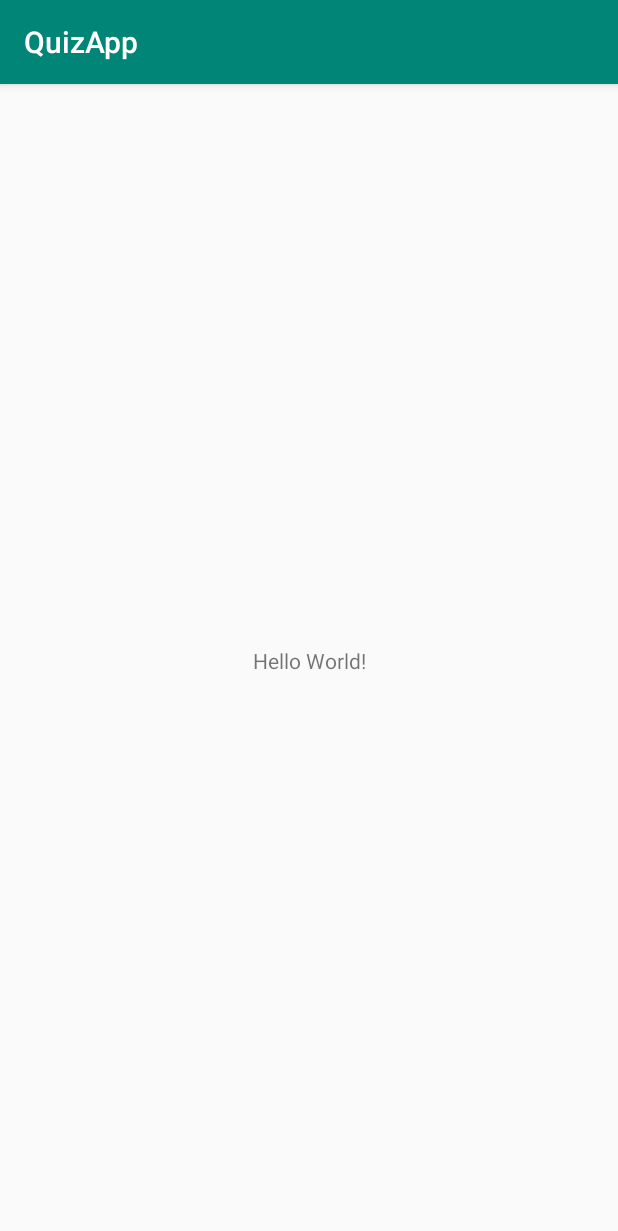
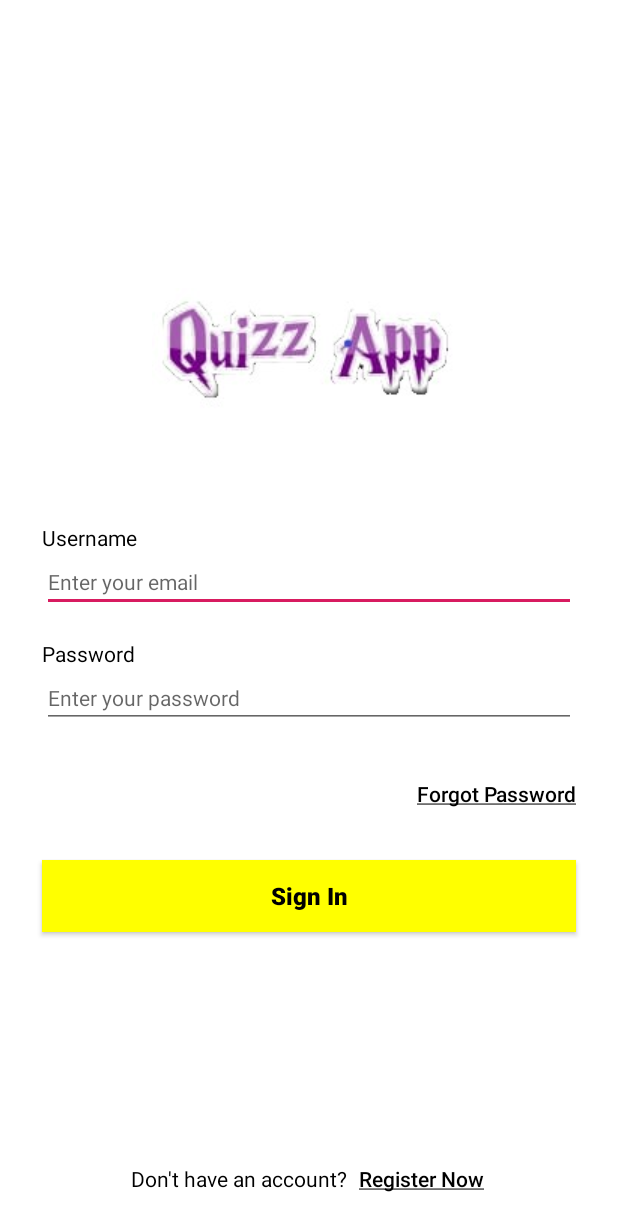
Before and after one commit to ravil1234/QuizApp, an Android app: the screen it shows after launch (MainActivity), on a phone screen of 412 x 824 dp. Shown: the top 1231 px of the screen. Run offline under Robolectric (Android 15) with nearby library versions, the phone set to English and light mode, and no system bars.

Commit message:
login ui done

```diff
--- a/app/build.gradle
+++ b/app/build.gradle
@@ -1,4 +1,5 @@
 apply plugin: 'com.android.application'
+apply plugin: 'com.google.gms.google-services'
 
 android {
     compileSdkVersion 29
@@ -22,6 +23,7 @@ dependencies {
     implementation fileTree(dir: 'libs', include: ['*.jar'])
     implementation 'androidx.appcompat:appcompat:1.0.2'
     implementation 'androidx.constraintlayout:constraintlayout:1.1.3'
+    implementation 'com.google.firebase:firebase-auth:16.0.5'
     testImplementation 'junit:junit:4.12'
     androidTestImplementation 'androidx.test.ext:junit:1.1.0'
     androidTestImplementation 'androidx.test.espresso:espresso-core:3.1.1'
--- a/app/src/main/java/com/example/quizapp/MainActivity.java
+++ b/app/src/main/java/com/example/quizapp/MainActivity.java
@@ -10,5 +10,6 @@ public class MainActivity extends AppCompatActivity {
     protected void onCreate(Bundle savedInstanceState) {
         super.onCreate(savedInstanceState);
         setContentView(R.layout.activity_main);
+        getSupportActionBar().hide();
     }
 }
--- a/app/src/main/res/layout/activity_main.xml
+++ b/app/src/main/res/layout/activity_main.xml
@@ -1,18 +1,131 @@
 <?xml version="1.0" encoding="utf-8"?>
-<androidx.constraintlayout.widget.ConstraintLayout xmlns:android="http://schemas.android.com/apk/res/android"
-    xmlns:app="http://schemas.android.com/apk/res-auto"
+<RelativeLayout
+    xmlns:android="http://schemas.android.com/apk/res/android"
     xmlns:tools="http://schemas.android.com/tools"
     android:layout_width="match_parent"
     android:layout_height="match_parent"
+    android:background="#ffffff"
     tools:context=".MainActivity">
-
+    <RelativeLayout
+        android:layout_width="match_parent"
+        android:layout_centerInParent="true"
+        android:layout_height="wrap_content"
+        >
+        <ImageView
+            android:id="@+id/assets_quiz"
+            android:layout_width="wrap_content"
+            android:layout_height="wrap_content"
+            android:layout_centerHorizontal="true"
+            android:src="@drawable/quiz_app">
+        </ImageView>
     <TextView
+        android:visibility="invisible"
+        android:id="@+id/text_quiz"
+        android:layout_marginTop="@dimen/activity_vertical_margin"
+        android:layout_below="@id/assets_quiz"
         android:layout_width="wrap_content"
         android:layout_height="wrap_content"
-        android:text="Hello World!"
-        app:layout_constraintBottom_toBottomOf="parent"
-        app:layout_constraintLeft_toLeftOf="parent"
-        app:layout_constraintRight_toRightOf="parent"
-        app:layout_constraintTop_toTopOf="parent" />
-
-</androidx.constraintlayout.widget.ConstraintLayout>
+        android:textAllCaps="true"
+        android:layout_centerHorizontal="true"
+        android:textColor="@color/text_color1"
+        android:textSize="@dimen/text_size_24"
+        android:text="@string/app_name" />
+        <TextView
+            android:id="@+id/text_username"
+            android:layout_marginTop="@dimen/activity_vertical_margin28"
+            android:layout_marginLeft="@dimen/activity_horizontal_margin28"
+            android:layout_marginRight="@dimen/activity_horizontal_margin28"
+            android:layout_below="@id/text_quiz"
+            android:layout_width="wrap_content"
+            android:layout_height="wrap_content"
+            android:textColor="@color/text_color1"
+            android:textSize="@dimen/text_size_14"
+            android:text="@string/username" />
+        <EditText
+            android:id="@+id/edit_text_username"
+            android:layout_marginLeft="@dimen/activity_horizontal_margin28"
+            android:layout_marginRight="@dimen/activity_horizontal_margin28"
+            android:layout_below="@id/text_username"
+            android:layout_width="match_parent"
+            android:layout_height="wrap_content"
+            android:textColor="@color/text_color1"
+            android:textSize="@dimen/text_size_14"
+            android:hint="Enter your email"/>
+        <TextView
+            android:id="@+id/text_password"
+            android:layout_marginTop="@dimen/activity_vertical_margin18"
+            android:layout_marginLeft="@dimen/activity_horizontal_margin28"
+            android:layout_marginRight="@dimen/activity_horizontal_margin28"
+            android:layout_below="@id/edit_text_username"
+            android:layout_width="wrap_content"
+            android:layout_height="wrap_content"
+            android:textColor="@color/text_color1"
+            android:textSize="@dimen/text_size_14"
+            android:text="@string/password" />
+        <EditText
+            android:id="@+id/edit_text_password"
+            android:layout_marginLeft="@dimen/activity_horizontal_margin28"
+            android:layout_marginRight="@dimen/activity_horizontal_margin28"
+            android:layout_below="@id/text_password"
+            android:layout_width="match_parent"
+            android:layout_height="wrap_content"
+            android:textColor="@color/text_color1"
+            android:textSize="@dimen/text_size_14"
+            android:hint="Enter your password"/>
+        <Button
+            android:id="@+id/btn_forgot_password"
+            android:layout_width="wrap_content"
+            android:layout_height="wrap_content"
+            android:layout_marginTop="20dip"
+            android:background="@null"
+            android:text="@string/forgotpassword"
+            android:layout_alignParentRight="true"
+            android:layout_marginRight="@dimen/activity_vertical_margin28"
+            android:layout_below="@id/edit_text_password"
+            android:textAllCaps="false"
+            android:textColor="@color/text_color1" />
+        <Button
+            android:id="@+id/btn_login"
+            android:layout_width="fill_parent"
+            android:layout_height="wrap_content"
+            android:layout_marginTop="20dip"
+            android:layout_below="@id/btn_forgot_password"
+            android:layout_marginLeft="@dimen/activity_horizontal_margin28"
+            android:layout_marginRight="@dimen/activity_horizontal_margin28"
+            android:background="#ffff00"
+            android:text="@string/signin"
+            android:textAllCaps="false"
+            android:textStyle="bold"
+            android:layout_marginBottom="10dp"
+            android:textSize="@dimen/text_size_16"
+            android:textColor="@android:color/black" />
+    </RelativeLayout>
+    <RelativeLayout
+        android:layout_width="wrap_content"
+        android:layout_height="wrap_content"
+        android:layout_centerHorizontal="true"
+        android:layout_alignParentBottom="true">
+        <TextView
+            android:id="@+id/text_d_n_acct"
+            android:layout_width="wrap_content"
+            android:layout_height="wrap_content"
+            android:background="@null"
+            android:layout_centerVertical="true"
+            android:layout_marginBottom="@dimen/activity_vertical_margin28"
+            android:text="@string/d_h_accnt"
+            android:textAllCaps="false"
+            android:textColor="@color/text_color1" />
+        <Button
+            android:id="@+id/btn_register_now"
+            android:layout_width="wrap_content"
+            android:layout_height="wrap_content"
+            android:background="@null"
+            android:layout_marginBottom="@dimen/activity_vertical_margin28"
+            android:text="@string/registernow"
+            android:layout_centerVertical="true"
+            android:textAllCaps="false"
+            android:layout_marginLeft="5dp"
+            android:layout_toRightOf="@id/text_d_n_acct"
+            android:textColor="@color/text_color1" />
+    </RelativeLayout>
+</RelativeLayout>
--- a/app/src/main/res/values/colors.xml
+++ b/app/src/main/res/values/colors.xml
@@ -3,4 +3,6 @@
     <color name="colorPrimary">#008577</color>
     <color name="colorPrimaryDark">#00574B</color>
     <color name="colorAccent">#D81B60</color>
+    <color name="text_color1">#000000</color>
+    <color name="button_color1">#B4000FFF</color>
 </resources>
--- /dev/null
+++ b/app/src/main/res/values/dimen.xml
@@ -0,0 +1,11 @@
+<?xml version="1.0" encoding="utf-8"?>
+<resources>
+     <dimen name="activity_horizontal_margin">16dp</dimen>
+    <dimen name="activity_horizontal_margin28">28dp</dimen>
+     <dimen name="activity_vertical_margin">10dp</dimen>
+    <dimen name="activity_vertical_margin18">18dp</dimen>
+    <dimen name="activity_vertical_margin28">28dp</dimen>
+     <dimen name="text_size_16">16dp</dimen>
+     <dimen name="text_size_14">14dp</dimen>
+    <dimen name="text_size_24">24dp</dimen>
+</resources>
--- a/app/src/main/res/values/strings.xml
+++ b/app/src/main/res/values/strings.xml
@@ -1,3 +1,10 @@
 <resources>
-    <string name="app_name">QuizApp</string>
+    <string name="app_name">Quiz App</string>
+    <string name="username">"Username"</string>
+    <string name="password">"Password"</string>
+    <string name="signin">"Sign In"</string>
+    <string name="login">"Login"</string>
+    <string name="forgotpassword"><u>Forgot Password</u></string>
+    <string name="registernow"><u>Register Now</u></string>
+    <string name="d_h_accnt">"Don't have an account?"</string>
 </resources>
--- a/build.gradle
+++ b/build.gradle
@@ -8,6 +8,7 @@ buildscript {
     }
     dependencies {
         classpath 'com.android.tools.build:gradle:3.5.3'
+        classpath 'com.google.gms:google-services:4.2.0'
 
         // NOTE: Do not place your application dependencies here; they belong
         // in the individual module build.gradle files
```
Also changed, not shown: app/src/main/res/drawable-hdpi/dot.png (added), app/src/main/res/drawable-hdpi/trash.png (added), app/src/main/res/drawable-ldpi/dot.png (added), app/src/main/res/drawable-ldpi/trash.png (added), app/src/main/res/drawable-mdpi/dot.png (added), app/src/main/res/drawable-mdpi/trash.png (added), app/src/main/res/drawable-xhdpi/dot.png (added), app/src/main/res/drawable-xhdpi/trash.png (added), app/src/main/res/drawable-xxhdpi/dot.png (added), app/src/main/res/drawable-xxhdpi/trash.png (added), app/src/main/res/drawable-xxxhdpi/dot.png (added), app/src/main/res/drawable-xxxhdpi/trash.png (added), app/src/main/res/drawable/quiz_app.png (added), 1 other file.
